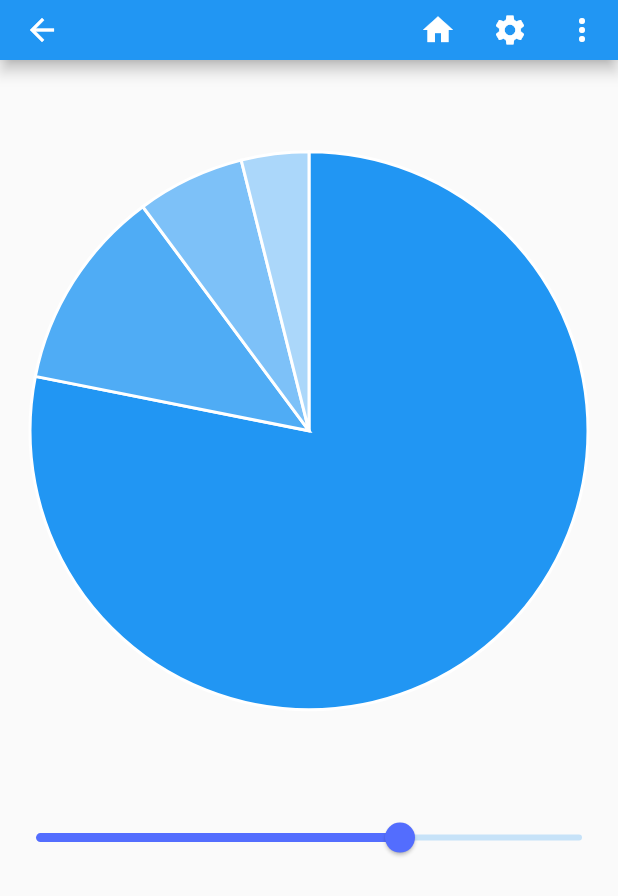
After one commit to vogellacompany/codeexamples-flutter, a Flutter app: the MyChartPage screen opened directly, on a phone screen of 412 x 824 dp. The commit adds this screen. Shown: the top 896 px of the screen. Run offline on Flutter 3.47's test engine with Material 2 defaults, Android fonts, the phone set to English and light mode, and no system bars; our stand-ins replace charts_flutter, flutter_markdown, html_unescape, logger, rxdart; missing offline and left inert: flame, reactive_exploration; generated files the repository leaves out were written again; network calls fail.

Commit message:
Reworked the structur

```diff
--- /dev/null
+++ b/hello_world/lib/components/applicationbars.dart
@@ -0,0 +1,72 @@
+import 'package:flutter/material.dart';
+
+class MyBottonBar extends StatelessWidget {
+  @override
+  Widget build(BuildContext context) {
+    return BottomAppBar(
+      shape: const CircularNotchedRectangle(),
+      child: Container(
+        height: 50.0,
+        child: Row(
+          mainAxisAlignment: MainAxisAlignment.spaceBetween,
+          children: <Widget>[
+            IconButton(
+              icon: Icon(Icons.call),
+              onPressed: _called,
+            ),
+            IconButton(
+              icon: Icon(Icons.calendar_today),
+              onPressed: _called,
+            ),
+            IconButton(
+              icon: Icon(Icons.add_a_photo),
+              onPressed: _called,
+            ),
+            IconButton(
+              icon: Icon(Icons.access_alarm),
+              onPressed: _called,
+            ),
+          ],
+        ),
+      ),
+    );
+  }
+
+  void _called() {
+    print("Debug");
+  }
+}
+
+class MyAppBar extends StatelessWidget implements PreferredSizeWidget {
+  @override
+  Widget build(BuildContext context) {
+    return AppBar(
+      actions: <Widget>[
+        IconButton(
+          icon: Icon(Icons.home),
+          onPressed: () {},
+        ),
+        IconButton(
+          icon: Icon(Icons.settings),
+          onPressed: () {},
+        ),
+        PopupMenuButton(
+          itemBuilder: (BuildContext context) {
+            return [
+              new PopupMenuItem(
+                child: Text('Hello'),
+              )
+            ];
+          },
+        )
+      ],
+    );
+  }
+
+  void _called() {
+    print("Debug");
+  }
+
+  @override
+  Size get preferredSize => Size.fromHeight(40);
+}
--- a/hello_world/lib/main.dart
+++ b/hello_world/lib/main.dart
@@ -1,10 +1,10 @@
 import 'package:flutter/material.dart';
-import 'package:hello_world/homepage.dart';
-import 'package:http/http.dart' as http;
+import 'package:hello_world/pages/homepage.dart';
 
 void main() => runApp(MyApp());
 
 class MyApp extends StatelessWidget {
+
   @override
   Widget build(BuildContext context) {
     return MaterialApp(
--- /dev/null
+++ b/hello_world/lib/pages/chartpage.dart
@@ -0,0 +1,84 @@
+import 'package:charts_flutter/flutter.dart' as charts;
+import 'package:flutter/material.dart';
+import 'package:hello_world/components/applicationbars.dart';
+
+class MyChartPage extends StatelessWidget {
+  @override
+  Widget build(BuildContext context) {
+    return Scaffold(
+      appBar: MyAppBar(),
+      body: MyChart(),
+    );
+  }
+}
+
+class MyChart extends StatefulWidget {
+  @override
+  _MyChartState createState() => _MyChartState(_createSampleData(100), true);
+}
+
+class _MyChartState extends State<MyChart> {
+  List<charts.Series> seriesList;
+  final bool animate;
+  double _sliderValue = 10.0;
+
+  _MyChartState(this.seriesList, this.animate);
+
+  @override
+  Widget build(BuildContext context) {
+    return Column(
+      children: <Widget>[
+        SizedBox(
+          height: MediaQuery.of(context).size.height/5*3,
+          width: MediaQuery.of(context).size.width,
+          child: charts.PieChart(
+            seriesList,
+            animate: animate,
+          ),
+        ),
+          Slider(
+                  activeColor: Colors.indigoAccent,
+                  min: 0.0,
+                  max: 15.0,
+                  onChanged: (newRating) {
+                    setState(() {
+                    _sliderValue = newRating;
+                    seriesList = _createSampleData(_sliderValue.toInt());
+                    } );
+                  },
+                  value: _sliderValue,
+                ),
+      ],
+    );
+  }
+}
+
+/// Sample linear data type.
+class LinearSales {
+  final int year;
+  final int sales;
+
+  LinearSales(this.year, this.sales);
+}
+
+
+ /// Create one series with sample hard coded data.
+ List<charts.Series<LinearSales, int>> _createSampleData(int value) {
+    final data = [
+      new LinearSales(0, value),
+      new LinearSales(1, 15),
+      new LinearSales(2, 8),
+      new LinearSales(3, 5),
+    ];
+
+    return [
+      new charts.Series<LinearSales, int>(
+        id: 'Sales',
+        domainFn: (LinearSales sales, _) => sales.year,
+        measureFn: (LinearSales sales, _) => sales.sales,
+        data: data,
+        // Set a label accessor to control the text of the arc label.
+        labelAccessorFn: (LinearSales row, _) => '${row.year}: ${row.sales}',
+      )
+    ];
+  }
--- a/hello_world/lib/homepage.dart
+++ b/hello_world/lib/pages/homepage.dart
@@ -1,5 +1,6 @@
 import 'package:flutter/material.dart';
-import 'package:hello_world/applicationbars.dart';
+import 'package:hello_world/components/applicationbars.dart';
+import 'package:hello_world/components/drawer.dart';
 
 class MyHomePage extends StatelessWidget {
   final String title;
@@ -9,7 +10,7 @@ class MyHomePage extends StatelessWidget {
   Widget build(BuildContext context) {
     return Scaffold(
       appBar: MyAppBar(),
-      body: new MyContent(),
+      body: MyContent(),
       bottomNavigationBar: MyBottonBar(),
       drawer: MyDrawer(),
     );
--- a/hello_world/lib/secondpage.dart
+++ b/hello_world/lib/secondpage.dart
@@ -1,5 +1,6 @@
 import 'package:flutter/material.dart';
-import 'package:hello_world/applicationbars.dart';
+import 'package:hello_world/components/applicationbars.dart';
+import 'package:hello_world/components/drawer.dart';
 
 class SecondScreen extends StatelessWidget {
   final String title;
@@ -8,7 +9,7 @@ class SecondScreen extends StatelessWidget {
   @override
   Widget build(BuildContext context) {
     return Scaffold(
-      appBar: AppBar(),
+      appBar: MyAppBar(),
       body: new SecondPageContent(),
       drawer: MyDrawer(),
     );
--- a/hello_world/pubspec.yaml
+++ b/hello_world/pubspec.yaml
@@ -19,6 +19,7 @@ environment:
 dependencies:
   flutter:
     sdk: flutter
+  charts_flutter: ^0.8.1
 
   # The following adds the Cupertino Icons font to your application.
   # Use with the CupertinoIcons class for iOS style icons.
```
Also changed, not shown: hello_world/lib/applicationbars.dart (deleted, +0 -136 lines), hello_world/lib/components/drawer.dart (added, +65 -0 lines), hello_world/lib/pages/employeepage.dart (added, +137 -0 lines), hello_world/lib/pages/userinputpage.dart (added, +64 -0 lines), hello_world/lib/pages/painter.dart (renamed from hello_world/lib/painter.dart).
